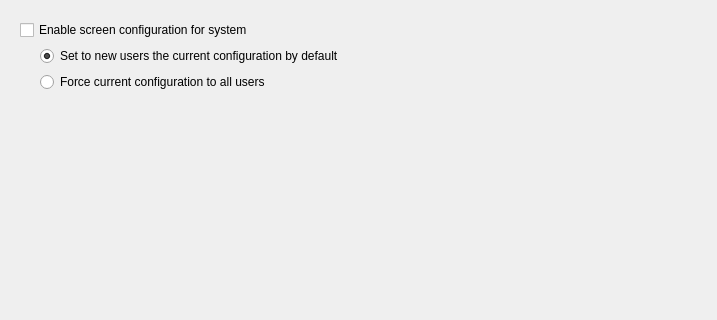
Above: kscreensystem.ui from lliurex/kscreen-system-settings before the change; both pictures show x 0 to 717 and y 0 to 320 of the 717 by 618 pixel window. Below: the same form after it.
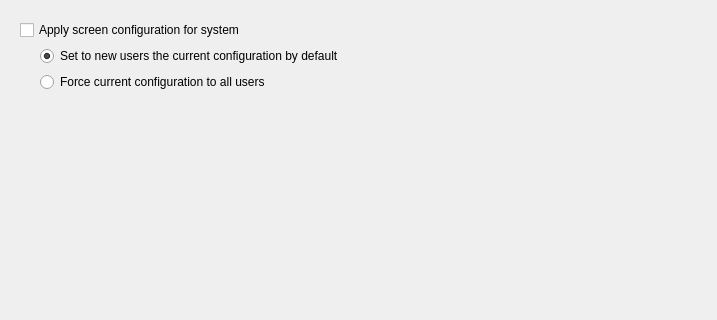
That is the form after the change.

Commit message: Fixed perfomance to force user to change system configuration

```diff
--- a/kscreensystem.ui
+++ b/kscreensystem.ui
@@ -26,7 +26,7 @@
       <item>
        <widget class="QCheckBox" name="systemConfigCheckBox">
         <property name="text">
-         <string>Enable screen configuration for system</string>
+         <string>Apply screen configuration for system</string>
         </property>
        </widget>
       </item>
```
The commit also changes 2 other files.
